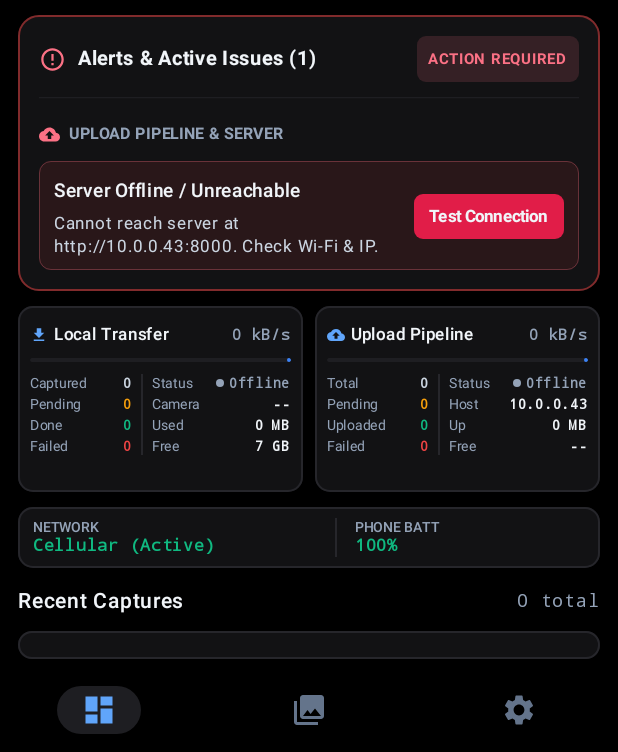
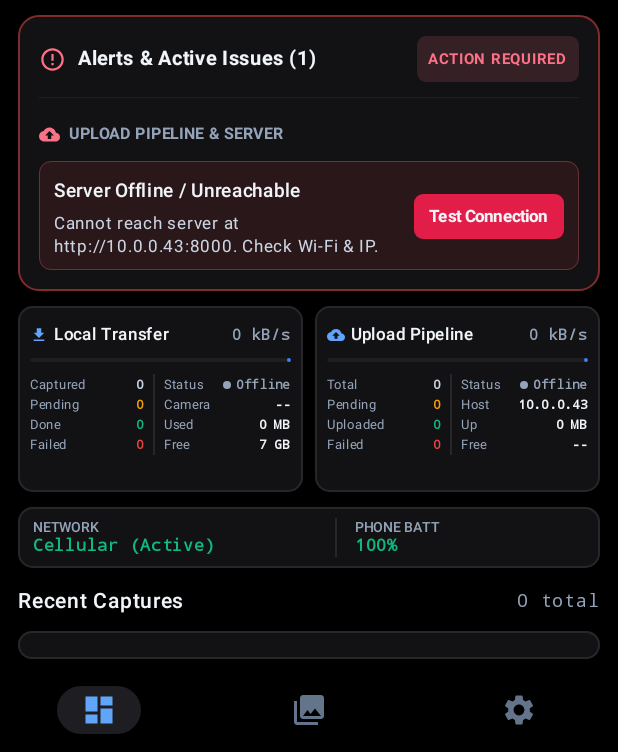
Before and after one commit to KahMeng15/fastup, an Android app built with Jetpack Compose: the screen it shows after launch (MainActivity), on a phone screen of 412 x 824 dp, the part 484-1236 px from its top. Run offline under Robolectric (Android 15) with nearby library versions, the phone set to English and light mode, and no system bars; pictures from the network do not load; 9 statements that could not run were skipped.

Commit message:
feat: Adjust layout proportions and text styling in TransferPipelineCard for better visual balance

```diff
--- a/app/src/main/java/com/fastup/ui/dashboard/DashboardScreen.kt
+++ b/app/src/main/java/com/fastup/ui/dashboard/DashboardScreen.kt
@@ -969,7 +969,7 @@ fun TransferPipelineCard(
             ) {
                 // Col 1: Counters (All 4 in ONE single vertical column)
                 Column(
-                    modifier = Modifier.weight(0.85f),
+                    modifier = Modifier.weight(0.95f),
                     verticalArrangement = Arrangement.spacedBy(2.dp)
                 ) {
                     CounterRow(label = counter1.first, value = counter1.second, color = Slate300)
@@ -993,7 +993,7 @@ fun TransferPipelineCard(
 
                 // Col 2: Status, Details & Storage Facts (4 rows matching Col 1)
                 Column(
-                    modifier = Modifier.weight(1.15f),
+                    modifier = Modifier.weight(1.05f),
                     verticalArrangement = Arrangement.spacedBy(2.dp)
                 ) {
                     StatusDataRow(
@@ -1034,8 +1034,8 @@ fun StatusDataRow(
         Text(
             text = label,
             color = Slate400,
-            fontSize = 9.sp,
-            lineHeight = 12.sp,
+            fontSize = 8.5.sp,
+            lineHeight = 11.sp,
             maxLines = 1,
             overflow = TextOverflow.Ellipsis
         )
@@ -1052,8 +1052,8 @@ fun StatusDataRow(
                 text = statusText,
                 color = dotColor,
                 fontWeight = FontWeight.Bold,
-                fontSize = 9.sp,
-                lineHeight = 12.sp,
+                fontSize = 8.5.sp,
+                lineHeight = 11.sp,
                 fontFamily = FontFamily.Monospace,
                 maxLines = 1,
                 overflow = TextOverflow.Ellipsis
@@ -1085,8 +1085,8 @@ fun CounterRow(
         Text(
             text = label,
             color = Slate400,
-            fontSize = 9.sp,
-            lineHeight = 12.sp,
+            fontSize = 8.5.sp,
+            lineHeight = 11.sp,
             maxLines = 1,
             overflow = TextOverflow.Ellipsis
         )
@@ -1094,9 +1094,11 @@ fun CounterRow(
             text = value,
             color = color,
             fontWeight = FontWeight.Bold,
-            fontSize = 9.5.sp,
-            lineHeight = 12.sp,
-            fontFamily = FontFamily.Monospace
+            fontSize = 8.5.sp,
+            lineHeight = 11.sp,
+            fontFamily = FontFamily.Monospace,
+            maxLines = 1,
+            softWrap = false
         )
     }
 }
@@ -1111,8 +1113,8 @@ fun FactDataRow(label: String, value: String) {
         Text(
             text = label,
             color = Slate400,
-            fontSize = 9.sp,
-            lineHeight = 12.sp,
+            fontSize = 8.5.sp,
+            lineHeight = 11.sp,
             maxLines = 1,
             overflow = TextOverflow.Ellipsis
         )
@@ -1120,8 +1122,8 @@ fun FactDataRow(label: String, value: String) {
             text = value,
             color = Slate100,
             fontWeight = FontWeight.SemiBold,
-            fontSize = 9.sp,
-            lineHeight = 12.sp,
+            fontSize = 8.5.sp,
+            lineHeight = 11.sp,
             fontFamily = FontFamily.Monospace,
             maxLines = 1,
             overflow = TextOverflow.Ellipsis
```
